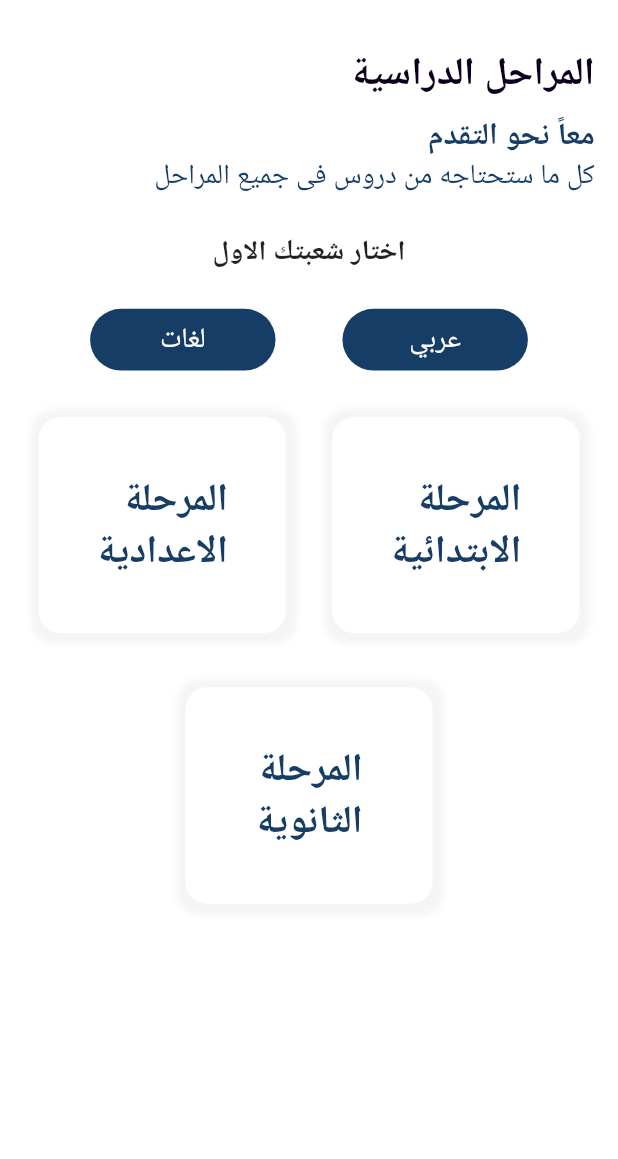
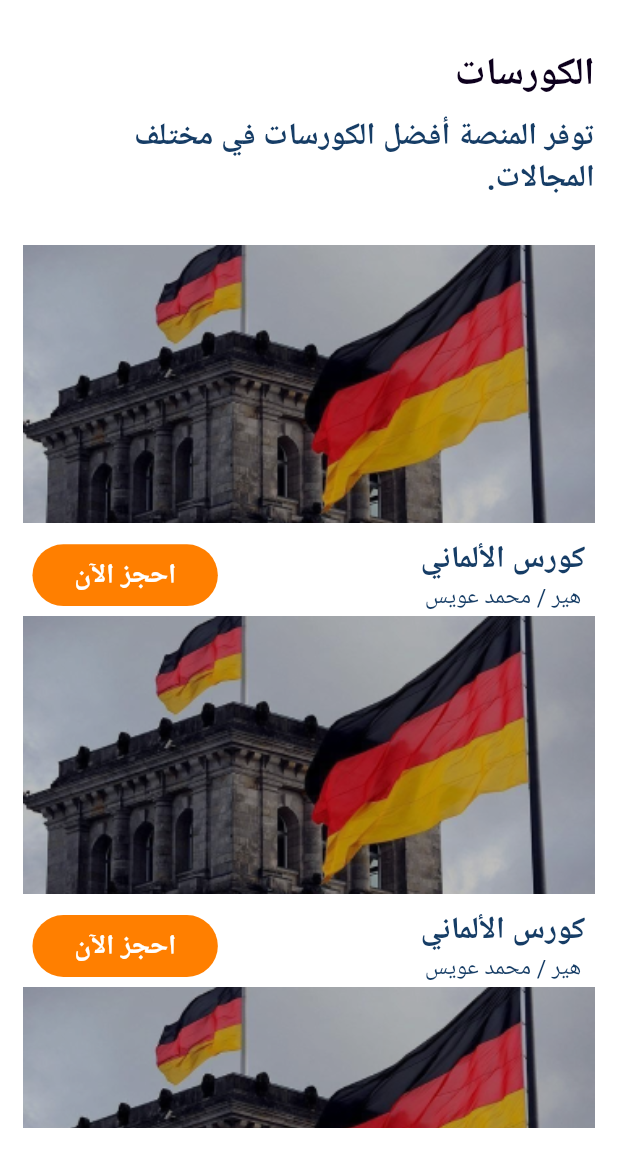
Before and after one commit to elsoudy222/Aspire, a Flutter app: the HomeScreen screen opened by its route, after a tap on "الكورسات", on a phone screen of 412 x 824 dp, the part 77-1236 px from its top. Run offline on Flutter 3.47's test engine with Material 2 defaults, Android fonts, the light colour scheme and no system bars; our stand-ins replace animated_splash_screen, carousel_slider, flutter_screenutil, flutter_svg, google_fonts; Roboto replaces fonts that are missing (Tajawal).

Commit message:
complete courses screen

```diff
--- a/lib/core/constants/data/data.dart
+++ b/lib/core/constants/data/data.dart
@@ -10,3 +10,4 @@ const String stagesScreen = 'stagesScreen';
 const String levelsScreen = 'levelsScreen';
 const String lessonsScreen = 'lessonsScreen';
 const String teachersScreen = 'teachersScreen';
+const String coursesScreen = 'coursesScreen';
--- a/lib/main.dart
+++ b/lib/main.dart
@@ -1,4 +1,5 @@
 
+import 'package:aspire_edu/view/courses/courses_screen.dart';
 import 'package:aspire_edu/view/home/home_screen.dart';
 import 'package:aspire_edu/view/lessons/lessons_screen.dart';
 import 'package:aspire_edu/view/levels/levels_screen.dart';
@@ -54,6 +55,7 @@ class MyApp extends StatelessWidget {
               levelsScreen : (context) => LevelsScreen(),
               lessonsScreen : (context) => LessonsScreen(),
               teachersScreen : (context) => TeachersScreen(),
+              coursesScreen : (context) => CoursesScreen(),
             },
 
             // home: TeachersScreen()
--- /dev/null
+++ b/lib/view/courses/courses_screen.dart
@@ -0,0 +1,168 @@
+import 'package:aspire_edu/core/components/custom_button.dart';
+import 'package:flutter/cupertino.dart';
+import 'package:flutter/material.dart';
+import 'package:flutter_screenutil/flutter_screenutil.dart';
+
+import '../../core/components/custom_appbar.dart';
+import '../../core/components/custom_scaffold.dart';
+import '../../core/constants/app_colors/app_colors.dart';
+import '../../core/constants/data/data.dart';
+
+class CoursesScreen extends StatelessWidget {
+  const CoursesScreen({super.key});
+
+  @override
+  Widget build(BuildContext context) {
+    return CustomScaffold(
+        appBarCustom: CustomAppBar(
+          icon: Icons.arrow_back_outlined,
+          onPressed: () {
+            Navigator.pop(context);
+          },
+        ),
+        body: Padding(
+          padding: EdgeInsets.symmetric(horizontal: 15.0.w, vertical: 20.h),
+          child: SingleChildScrollView(
+            child: Column(
+              crossAxisAlignment: CrossAxisAlignment.center,
+              children: [
+                SizedBox(
+                  width: double.infinity,
+                  child: Column(
+                    crossAxisAlignment: CrossAxisAlignment.start,
+                    children: [
+                      Text(
+                        "الكورسات",
+                        style: TextStyle(
+                          fontWeight: FontWeight.bold,
+                          color: Color(0xFF0D001D),
+                          fontSize: 25.sp,
+                        ),
+                      ),
+                      SizedBox(
+                        height: 10.h,
+                      ),
+                      Text(
+                        "توفر المنصة أفضل الكورسات في مختلف المجالات.",
+                        style: TextStyle(
+                          color: Color(0xFF163D66),
+                          fontWeight: FontWeight.w600,
+                          fontSize: 20.sp,
+                        ),
+                      ),
+                      // Text(
+                      //   "كل ما ستحتاجه من دروس فى جميع المراحل ",
+                      //   style: TextStyle(
+                      //     color: Color(0xFF163D66),
+                      //     fontSize: 18.sp,
+                      //   ),
+                      // ),
+                    ],
+                  ),
+                ),
+                SizedBox(
+                  height: 25.h,
+                ),
+                ListView.builder(
+                    scrollDirection: Axis.vertical,
+                    shrinkWrap: true,
+                    itemCount: 5,
+                    itemBuilder: (context, index) {
+                      return customCoursesCard(context);
+                    }),
+                customCoursesCard(
+                  context,
+                )
+              ],
+            ),
+          ),
+        ));
+  }
+}
+
+Widget buttonWidget({required String title}) {
+  return GestureDetector(
+    onTap: () {},
+    child: Container(
+      height: 40.h,
+      width: 120.w,
+      decoration: BoxDecoration(
+        color: AppColors.secondaryColor,
+        borderRadius: BorderRadius.circular(30).w,
+      ),
+      child: Center(
+        child: Text(
+          title,
+          style: TextStyle(
+            color: Colors.white,
+            fontSize: 18.sp,
+            fontWeight: FontWeight.bold,
+          ),
+        ),
+      ),
+    ),
+  );
+}
+
+Widget customCoursesCard(
+  context, {
+  // required String courseTitle,
+  // required String instructor,
+  // required String image,
+  VoidCallback? onTap,
+}) {
+  return Container(
+    height: 230.h,
+    width: double.infinity,
+    margin: EdgeInsets.symmetric(vertical: 5.h),
+    decoration: BoxDecoration(
+      color: Colors.white,
+      borderRadius: BorderRadius.circular(
+        15,
+      ),
+      // boxShadow: [
+      //   BoxShadow(
+      //     color: Colors.grey.withOpacity(0.1),
+      //     spreadRadius: 6,
+      //     blurRadius: 3,
+      //     offset: Offset(1, 1),
+      //   )
+      // ],
+    ),
+    child: Column(
+      children: [
+        Image(
+          image: AssetImage("assets/images/german.png"),
+          width: double.infinity,
+          height: 180.h,
+          fit: BoxFit.cover,
+        ),
+        Padding(
+          padding: EdgeInsets.only(right: 6.0.w, left: 6.0.w, top: 10.h),
+          child: Row(
+            mainAxisAlignment: MainAxisAlignment.spaceBetween,
+            children: [
+              Column(
+                children: [
+                  Text(
+                    "كورس الألماني",
+                    style: TextStyle(
+                        fontWeight: FontWeight.bold,
+                        fontSize: 20.sp,
+                        color: AppColors.primaryColor),
+                  ),
+                  Text(
+                    "هير / محمد عويس",
+                    style: TextStyle(
+                        fontSize: 15.sp, color: AppColors.primaryColor),
+                  ),
+                ],
+              ),
+              buttonWidget(title: "احجز الآن")
+            ],
+          ),
+        )
+      ],
+    ),
+  );
+}
--- a/lib/view/home/home_screen.dart
+++ b/lib/view/home/home_screen.dart
@@ -21,27 +21,27 @@ class _HomeScreenState extends State<HomeScreen> {
   List<CardsModel> cards = [
     CardsModel(
       title: "الدروس",
-      image: "assets/images/Lessons.png",
+      image: "assets/svg/Lessons.svg",
     ),
     CardsModel(
       title: "الكورسات",
-      image: "assets/images/Courses.png",
+      image: "assets/svg/Lessons.svg",
     ),
     CardsModel(
       title: "مشاهير",
-      image: "assets/images/famous.png",
+      image: "assets/svg/Lessons.svg",
     ),
     CardsModel(
       title: "انشطة اخرى",
-      image: "assets/images/activity.png",
+      image: "assets/svg/Lessons.svg",
     ),
   ];
-  // List<Widget> screens = [
-  //   StagesScreen(),
-  //   StagesScreen(),
-  //   StagesScreen(),
-  //   StagesScreen(),
-  // ];
+  List<String> screens = [
+    stagesScreen,
+    coursesScreen,
+    stagesScreen,
+    stagesScreen,
+  ];
 
   @override
   Widget build(BuildContext context) {
@@ -107,7 +107,7 @@ class _HomeScreenState extends State<HomeScreen> {
                       title: cards[index].title,
                       image: cards[index].image,
                       onTap: () {
-                        Navigator.pushNamed(context, stagesScreen);
+                        Navigator.pushNamed(context, screens[index]);
                       },
                     ),
                   ),
--- a/lib/view/home/widgets/custom_card.dart
+++ b/lib/view/home/widgets/custom_card.dart
@@ -2,6 +2,7 @@
 
 import 'package:flutter/material.dart';
 import 'package:flutter_screenutil/flutter_screenutil.dart';
+import 'package:flutter_svg/flutter_svg.dart';
 
 class CustomCard extends StatelessWidget {
   const CustomCard({super.key, required this.title, required this.image, required this.onTap});
@@ -34,13 +35,16 @@ class CustomCard extends StatelessWidget {
         child: Column(
           mainAxisAlignment: MainAxisAlignment.spaceBetween,
           children: [
+            // Expanded(
+            //   child: Image(
+            //     image: AssetImage(image),
+            //     fit: BoxFit.contain,
+            //     height: 80.h,
+            //     width: 100.w,
+            //   ),
+            // ),
             Expanded(
-              child: Image(
-                image: AssetImage(image),
-                fit: BoxFit.contain,
-                height: 80.h,
-                width: 100.w,
-              ),
+              child: SvgPicture.asset(image),
             ),
 
             Text(title,
--- a/pubspec.yaml
+++ b/pubspec.yaml
@@ -41,6 +41,7 @@ dependencies:
 
   google_fonts: ^5.1.0
   carousel_slider: ^4.2.1
+  flutter_svg: ^2.0.7
 
 
 
```
Also changed, not shown: assets/images/Courses.png (deleted), assets/images/Lessons.png (deleted), assets/images/activity.png (deleted), assets/images/famous.png (deleted), assets/images/german.png (added), assets/images/image 2.png (deleted), assets/svg/Courses.svg (added), assets/svg/Lessons.svg (added), assets/svg/activity.svg (added), assets/svg/famous.svg (added), pubspec.lock.
